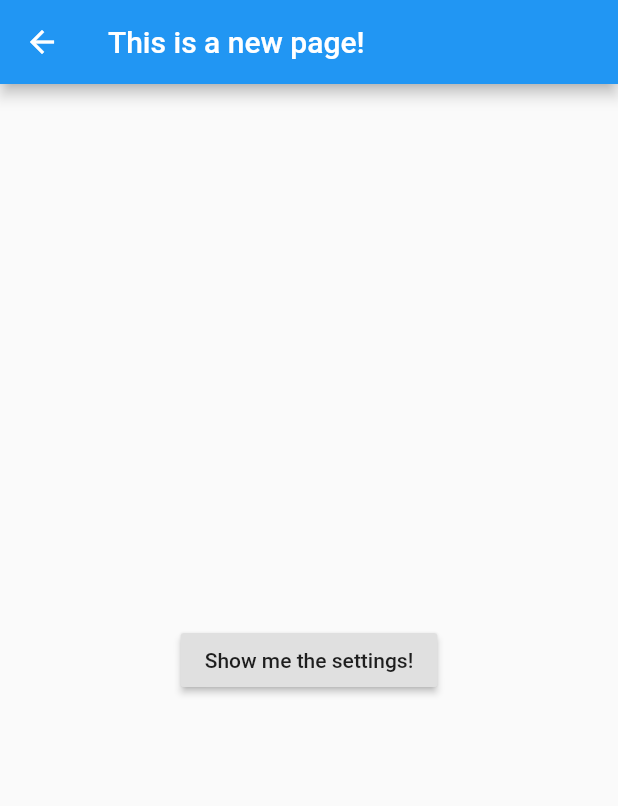
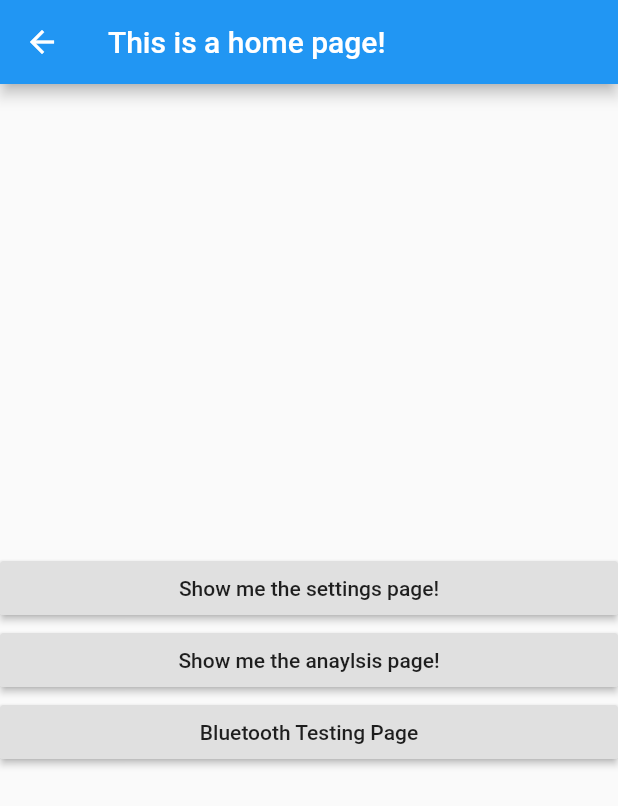
Before and after one commit to annavaykean/seniordesign_protoype, a Flutter app: the DashboardScreen screen opened by its route, on a phone screen of 412 x 824 dp. Shown: the top 806 px of the screen. Run offline on Flutter 3.47's test engine with Material 2 defaults, Android fonts, the phone set to English and light mode, and no system bars.

```diff
--- a/sd_proto/lib/code/dashboard_page.dart
+++ b/sd_proto/lib/code/dashboard_page.dart
@@ -5,13 +5,25 @@ class DashboardScreen extends StatelessWidget {
   Widget build(BuildContext context) {
     return new Scaffold(
         appBar: AppBar(
-          title: const Text('This is a new page!'),
+          title: const Text('This is a home page!'),
         ),
-        body: Center(
-            child: RaisedButton(
-              child: const Text('Show me the settings!'),
-              onPressed: () => Navigator.of(context).pushNamed('/SettingsScreen'),
-            )
+        body: Column(
+            mainAxisAlignment: MainAxisAlignment.center,
+            crossAxisAlignment: CrossAxisAlignment.stretch,
+            children: <Widget>[
+              RaisedButton(
+                child: const Text('Show me the settings page!'),
+                onPressed: () => Navigator.of(context).pushNamed('/SettingsScreen'),
+              ),
+              RaisedButton(
+                child: const Text('Show me the anaylsis page!'),
+                onPressed: () => Navigator.of(context).pushNamed('/AnalysisScreen'),
+              ),
+              RaisedButton(
+                child: const Text('Bluetooth Testing Page'),
+                onPressed: () => Navigator.of(context).pushNamed('/BluetoothTestScreen'),
+              )
+            ]
         )
     );
   }
--- a/sd_proto/lib/code/settings_page.dart
+++ b/sd_proto/lib/code/settings_page.dart
@@ -9,8 +9,8 @@ class SettingsScreen extends StatelessWidget {
         ),
         body: Center(
             child: RaisedButton(
-              child: const Text('Go Home!'),
-              onPressed: () => Navigator.of(context).pushNamed('/WelcomeScreen'),
+              child: const Text('Dashboard'),
+              onPressed: () => Navigator.of(context).pushNamed('/DashboardScreen'),
             )
         )
     );
--- a/sd_proto/lib/main.dart
+++ b/sd_proto/lib/main.dart
@@ -2,6 +2,7 @@ import 'package:flutter/material.dart';
 import 'code/dashboard_page.dart';
 import 'code/analysis_page.dart';
 import 'code/settings_page.dart';
+import 'code/bluetooth_test_screen.dart';
 
 void main(){
   runApp(MyApp());
@@ -17,6 +18,8 @@ class MyApp extends StatelessWidget {
         '/WelcomeScreen': (BuildContext context) => new WelcomeScreen(),
         '/DashboardScreen': (BuildContext context) => new DashboardScreen(),
         '/SettingsScreen' : (BuildContext context) => new SettingsScreen(),
+        '/AnalysisScreen' : (BuildContext context) => new AnalysisScreen(),
+        '/BluetoothTestScreen' : (BuildContext context) => new BluetoothTestScreen(),
       }
       );
   }
```
Also changed, not shown: sd_proto/lib/code/analysis_page.dart (+24 -0 lines), sd_proto/lib/code/bluetooth_test_screen.dart (added, +20 -0 lines).
